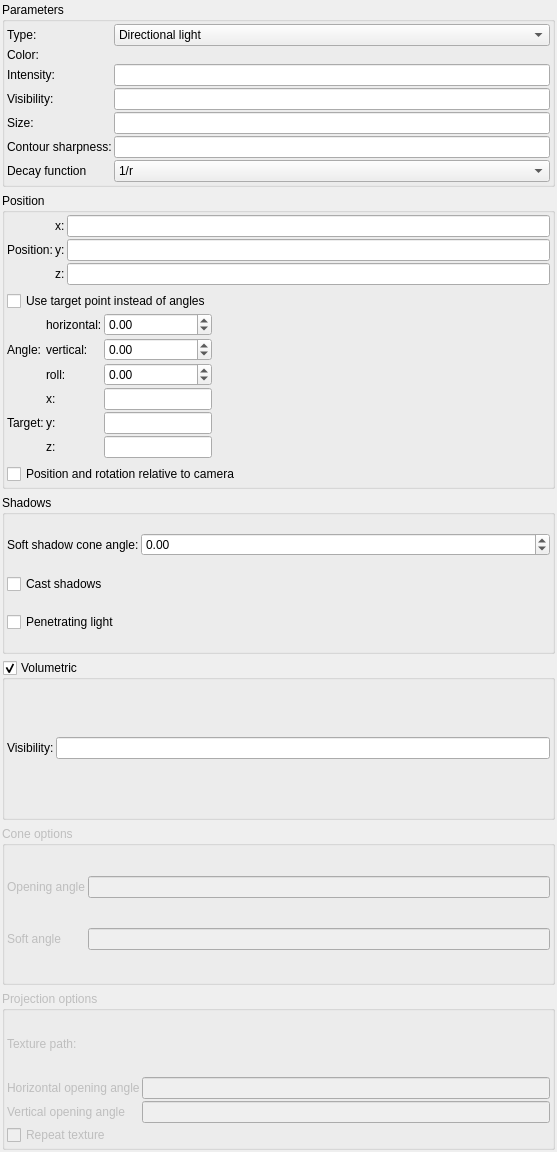
Before: the Qt Designer form mandelbulber2/qt/light_editor.ui in irinox-ctrl/mandelbulber2, drawn with Qt 5.
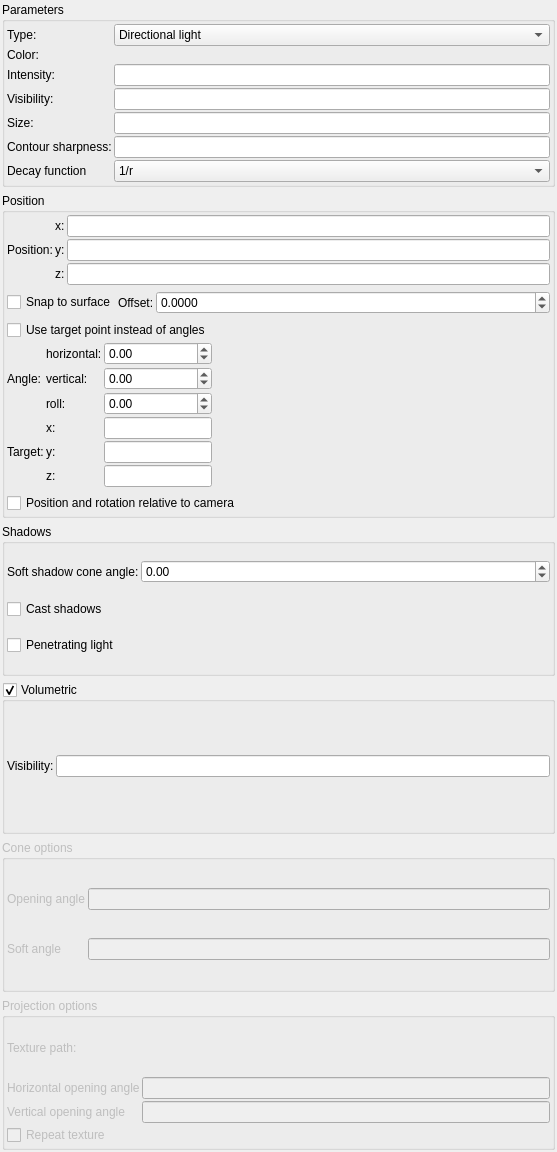
After: the same form once the commit is applied. Icons and pictures are not drawn. Custom widgets are drawn as their Qt base class.

Commit message:
Voorstel 1: Snap to Surface for aux light placement
- New per-light parameter: snap_to_surface (bool, default false)
- New per-light parameter: surface_offset (float, default 0.0)
- UI: checkbox + spinbox in Light Editor Position group
- clickPlaceLight: when snap_to_surface=true, places light on fractal
  surface plus offset along view direction
- relativePosition mode also supported for snap-to-surface
- No shader changes — pure placement logic only

```diff
--- a/mandelbulber2/qt/light_editor.ui
+++ b/mandelbulber2/qt/light_editor.ui
@@ -314,6 +314,55 @@
         </item>
        </layout>
       </item>
+      <item>
+       <layout class="QHBoxLayout" name="horizontalLayout_snap">
+        <property name="spacing">
+         <number>2</number>
+        </property>
+        <item>
+         <widget class="MyCheckBox" name="checkBox_snap_to_surface">
+          <property name="text">
+           <string>Snap to surface</string>
+          </property>
+          <property name="toolTip">
+           <string>&lt;html&gt;&lt;head/&gt;&lt;body&gt;&lt;p&gt;When enabled, click-to-place in viewport snaps the light to the fractal surface plus offset.&lt;/p&gt;&lt;/body&gt;&lt;/html&gt;</string>
+          </property>
+         </widget>
+        </item>
+        <item>
+         <widget class="QLabel" name="label_snap_offset">
+          <property name="text">
+           <string>Offset:</string>
+          </property>
+         </widget>
+        </item>
+        <item>
+         <widget class="MyDoubleSpinBox" name="spinboxd3_surface_offset">
+          <property name="sizePolicy">
+           <sizepolicy hsizetype="Expanding" vsizetype="Maximum">
+            <horstretch>0</horstretch>
+            <verstretch>0</verstretch>
+           </sizepolicy>
+          </property>
+          <property name="toolTip">
+           <string>&lt;html&gt;&lt;head/&gt;&lt;body&gt;&lt;p&gt;Distance from surface along view direction. Positive = outside surface, Negative = inside surface.&lt;/p&gt;&lt;/body&gt;&lt;/html&gt;</string>
+          </property>
+          <property name="decimals">
+           <number>4</number>
+          </property>
+          <property name="minimum">
+           <double>-1e15</double>
+          </property>
+          <property name="maximum">
+           <double>1e15</double>
+          </property>
+          <property name="singleStep">
+           <double>0.0001</double>
+          </property>
+         </widget>
+        </item>
+       </layout>
+      </item>
       <item>
        <layout class="QHBoxLayout" name="horizontalLayout" stretch="0,0">
         <property name="spacing">
```
The commit also changes 3 other files.
